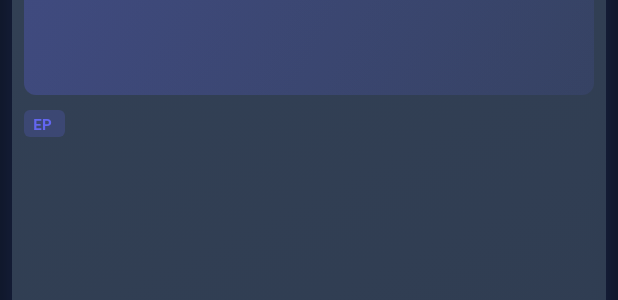
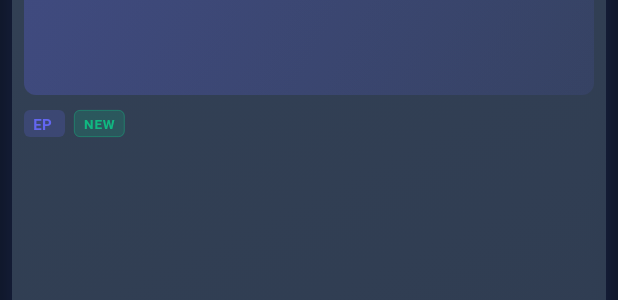
Before and after one commit to Kirragami/anime-updates-mobile, a Flutter app: the AnimeGridCard widget shown alone on an empty page, opened directly with empty values, on a phone screen of 412 x 824 dp. Shown: the part 229-529 px from the top of the screen. Run offline on Flutter 3.47's test engine with Material 3 defaults, Android fonts, the phone set to English and light mode, and no system bars; our stand-ins replace cached_network_image, device_info_plus, dio, firebase_core, firebase_messaging, flutter_animate and 10 more; accounts and stored records are empty; generated files the repository leaves out were written again; network calls fail.

Commit message:
[ADD] add new icon in anime list

```diff
--- a/lib/widgets/anime_grid_card.dart
+++ b/lib/widgets/anime_grid_card.dart
@@ -104,6 +104,25 @@ class AnimeGridCard extends ConsumerWidget {
                                   ),
                                 ),
                               ),
+                              const SizedBox(width: 6),
+                              if (_isNewRelease())
+                                Container(
+                                  padding: const EdgeInsets.symmetric(horizontal: 6, vertical: 2),
+                                  decoration: BoxDecoration(
+                                    color: AppTheme.successColor.withOpacity(0.2),
+                                    borderRadius: BorderRadius.circular(4),
+                                    border: Border.all(color: AppTheme.successColor.withOpacity(0.5), width: 0.5),
+                                  ),
+                                  child: Text(
+                                    'NEW',
+                                    style: AppTheme.caption.copyWith(
+                                      color: AppTheme.successColor,
+                                      fontWeight: FontWeight.w700,
+                                      fontSize: 9,
+                                      letterSpacing: 0.5,
+                                    ),
+                                  ),
+                                ),
                               const Spacer(),
                               // Tracking Heart Button
                               Consumer(
@@ -148,7 +167,7 @@ class AnimeGridCard extends ConsumerWidget {
                           ),
                           const SizedBox(height: 4),
                           // Title
-                                                                                                           Text(
+                            Text(
                               anime.title,
                             style: AppTheme.body2.copyWith(
                               fontWeight: FontWeight.w600,
@@ -210,7 +229,7 @@ class AnimeGridCard extends ConsumerWidget {
           ],
         ),
       ),
-      child: Center(
+      child: const Center(
         child: Column(
           mainAxisAlignment: MainAxisAlignment.center,
           children: [
@@ -274,7 +293,7 @@ class AnimeGridCard extends ConsumerWidget {
           ],
         ),
       ),
-      child: Center(
+      child: const Center(
         child: Column(
           mainAxisAlignment: MainAxisAlignment.center,
           children: [
@@ -309,7 +328,7 @@ class AnimeGridCard extends ConsumerWidget {
           ],
         ),
       ),
-      child: Center(
+      child: const Center(
         child: CircularProgressIndicator(
           color: AppTheme.primaryColor,
           strokeWidth: 2,
@@ -331,6 +350,12 @@ class AnimeGridCard extends ConsumerWidget {
     } else {
       return '${difference.inDays ~/ 7}w ago';
     }
+  }
+
+  bool _isNewRelease() {
+    final now = DateTime.now();
+    final difference = now.difference(anime.releasedDate);
+    return difference.inDays < 2; // within last 48 hours
   }
 
   Widget _buildActionButtons(WidgetRef ref) {
```
